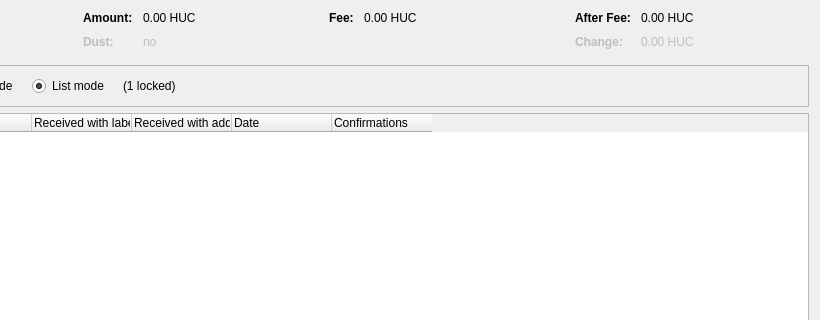
Old version of the form src/qt/forms/coincontroldialog.ui in the repository SimBil91/diamondhandscoin; both pictures show x 180 to 1000 and y 0 to 320 of the 1000 by 500 pixel window.
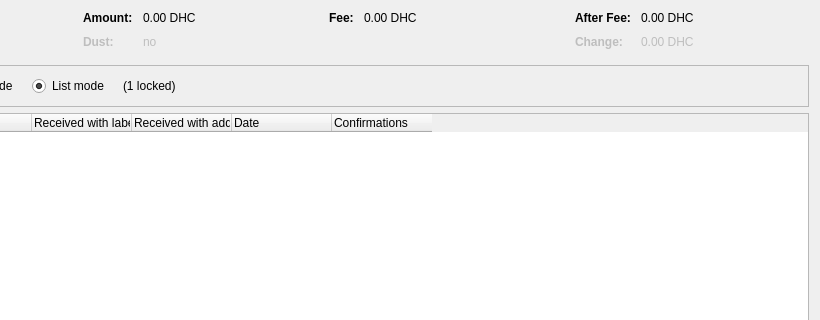
New version of the form. Custom widgets are drawn as their Qt base class.

```diff
--- a/src/qt/forms/coincontroldialog.ui
+++ b/src/qt/forms/coincontroldialog.ui
@@ -132,7 +132,7 @@
           <enum>Qt::ActionsContextMenu</enum>
          </property>
          <property name="text">
-          <string notr="true">0.00 HUC</string>
+          <string notr="true">0.00 DHC</string>
          </property>
          <property name="textInteractionFlags">
           <set>Qt::LinksAccessibleByMouse|Qt::TextSelectableByKeyboard|Qt::TextSelectableByMouse</set>
@@ -212,7 +212,7 @@
           <enum>Qt::ActionsContextMenu</enum>
          </property>
          <property name="text">
-          <string notr="true">0.00 HUC</string>
+          <string notr="true">0.00 DHC</string>
          </property>
          <property name="textInteractionFlags">
           <set>Qt::LinksAccessibleByMouse|Qt::TextSelectableByKeyboard|Qt::TextSelectableByMouse</set>
@@ -257,7 +257,7 @@
           <enum>Qt::ActionsContextMenu</enum>
          </property>
          <property name="text">
-          <string notr="true">0.00 HUC</string>
+          <string notr="true">0.00 DHC</string>
          </property>
          <property name="textInteractionFlags">
           <set>Qt::LinksAccessibleByMouse|Qt::TextSelectableByKeyboard|Qt::TextSelectableByMouse</set>
@@ -292,7 +292,7 @@
           <enum>Qt::ActionsContextMenu</enum>
          </property>
          <property name="text">
-          <string notr="true">0.00 HUC</string>
+          <string notr="true">0.00 DHC</string>
          </property>
          <property name="textInteractionFlags">
           <set>Qt::LinksAccessibleByMouse|Qt::TextSelectableByKeyboard|Qt::TextSelectableByMouse</set>
```
